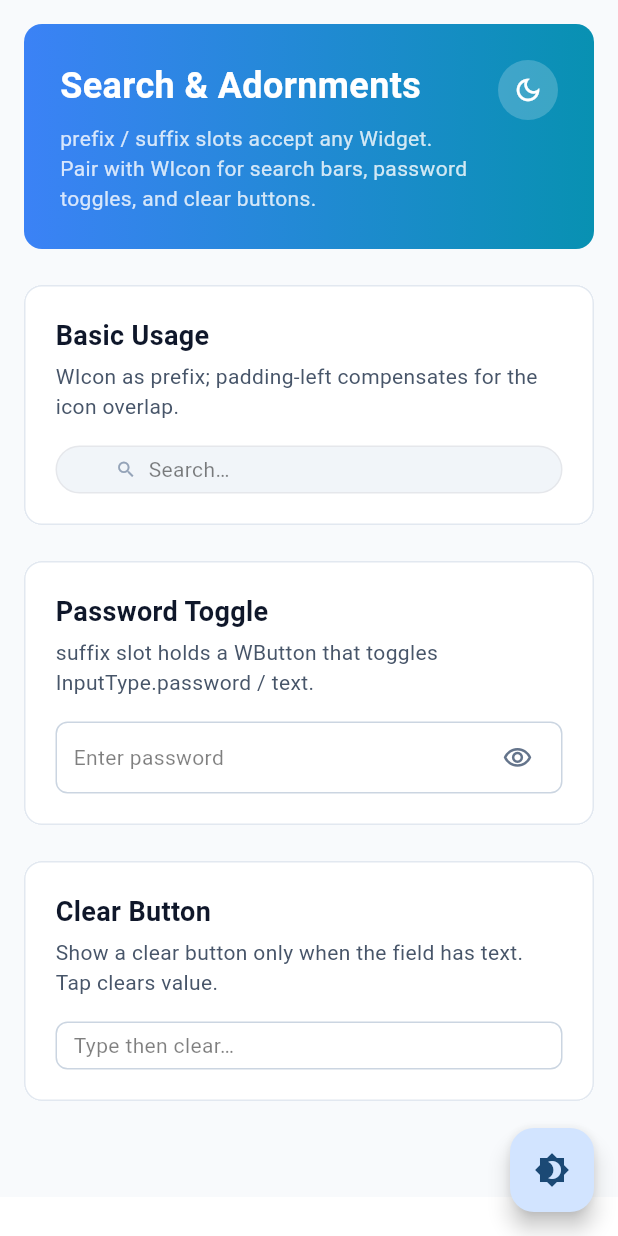
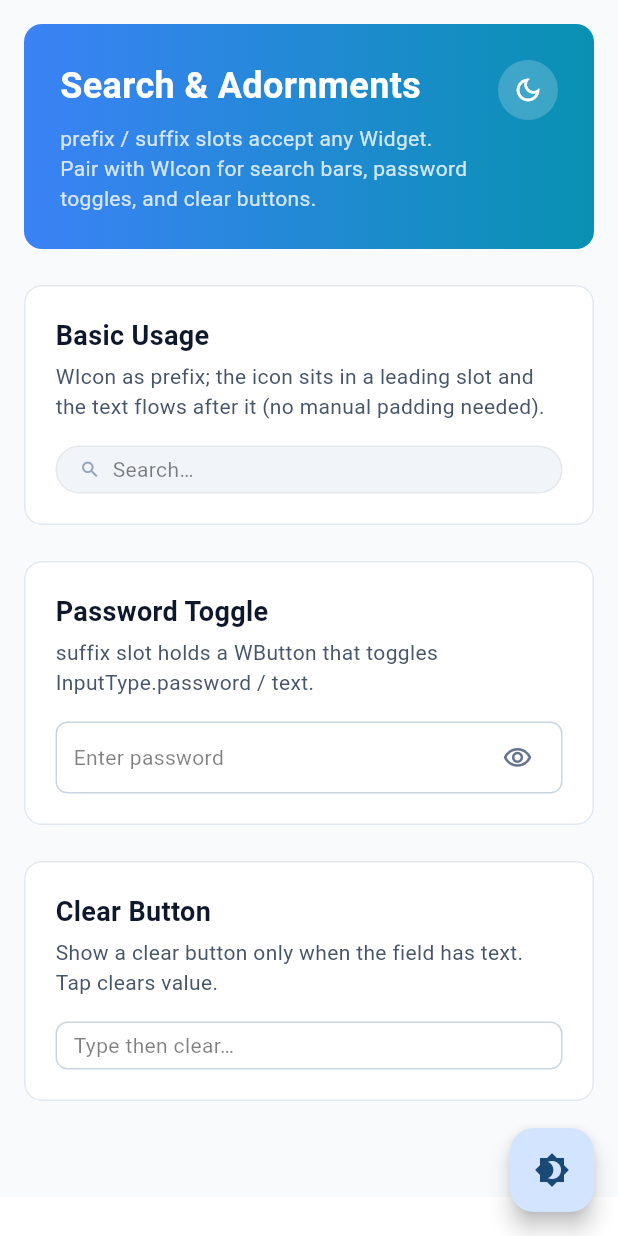
Before and after one commit to fluttersdk/wind, a Flutter app: the WInputSearchExamplePage screen opened by its route, on a phone screen of 412 x 824 dp. Run offline on Flutter 3.47's test engine with Material 3 defaults, Android fonts, the phone set to English and light mode, and no system bars; our stand-ins replace flutter_svg; missing offline and left inert: fluttersdk_wind_diagnostics_contracts.

Commit message:
fix(example): separate clear-button state, drop legacy prefix padding, style disabled/readonly
- Clear Button and Basic Usage shared one _query variable, so typing in one
  echoed into the other; the Clear Button now owns _clearable.
- Basic Usage carried a legacy pl-10 that compensated for the old overlay
  prefix; with the new leading-slot prefix that double-padded the icon, so it
  is now plain px-4.
- The disabled/readonly demo now uses disabled: and readonly: classes so the
  fields actually read as dimmed / locked.

```diff
--- a/example/lib/pages/widgets/w_input_search.dart
+++ b/example/lib/pages/widgets/w_input_search.dart
@@ -13,6 +13,7 @@ class WInputSearchExamplePage extends StatefulWidget {
 
 class _WInputSearchExamplePageState extends State<WInputSearchExamplePage> {
   String _query = '';
+  String _clearable = '';
   bool _obscure = true;
 
   @override
@@ -26,7 +27,8 @@ class _WInputSearchExamplePageState extends State<WInputSearchExamplePage> {
         ExampleSection(
           title: 'Basic Usage',
           description:
-              'WIcon as prefix; padding-left compensates for the icon overlap.',
+              'WIcon as prefix; the icon sits in a leading slot and the text '
+              'flows after it (no manual padding needed).',
           child: WInput(
             value: _query,
             onChanged: (v) => setState(() => _query = v),
@@ -36,7 +38,7 @@ class _WInputSearchExamplePageState extends State<WInputSearchExamplePage> {
               className: 'text-slate-400 dark:text-slate-500',
             ),
             className: '''
-              w-full pl-10 pr-3 py-2 rounded-full
+              w-full px-4 py-2 rounded-full
               bg-slate-100 dark:bg-slate-700
               border border-transparent
               focus:bg-white dark:focus:bg-slate-800
@@ -75,13 +77,13 @@ class _WInputSearchExamplePageState extends State<WInputSearchExamplePage> {
           description:
               'Show a clear button only when the field has text. Tap clears value.',
           child: WInput(
-            value: _query,
-            onChanged: (v) => setState(() => _query = v),
+            value: _clearable,
+            onChanged: (v) => setState(() => _clearable = v),
             placeholder: 'Type then clear…',
-            suffix: _query.isEmpty
+            suffix: _clearable.isEmpty
                 ? null
                 : WButton(
-                    onTap: () => setState(() => _query = ''),
+                    onTap: () => setState(() => _clearable = ''),
                     className:
                         'p-1 rounded-full hover:bg-slate-100 dark:hover:bg-slate-700',
                     child: WIcon(Icons.close,
```
Also changed, not shown: example/lib/pages/forms/input_basic.dart (+7 -2 lines).
